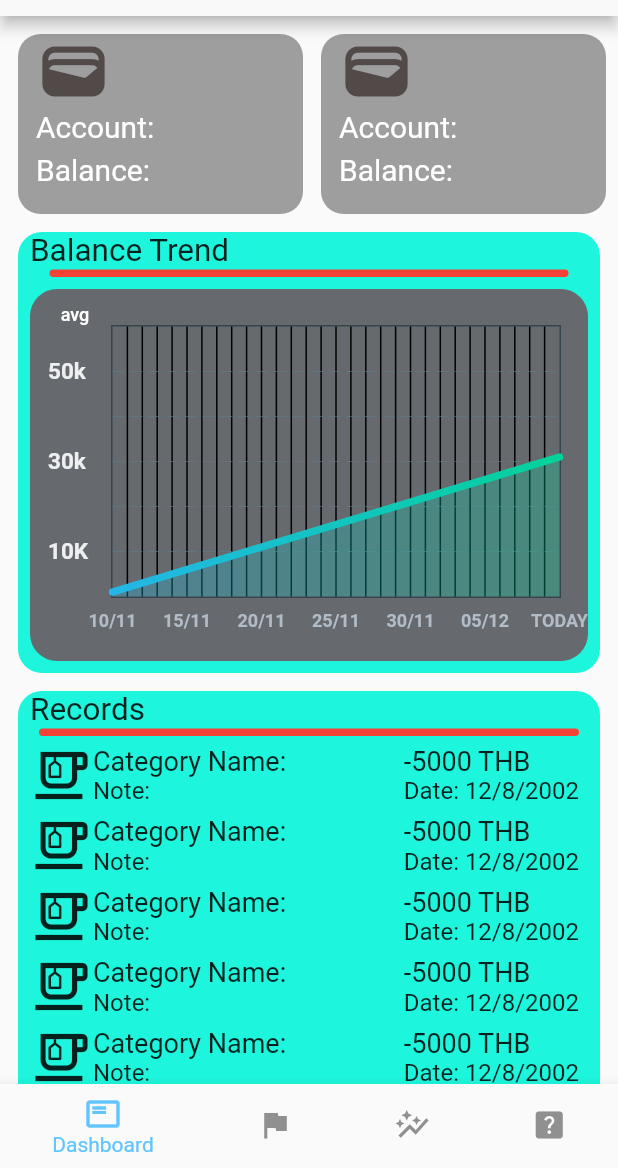
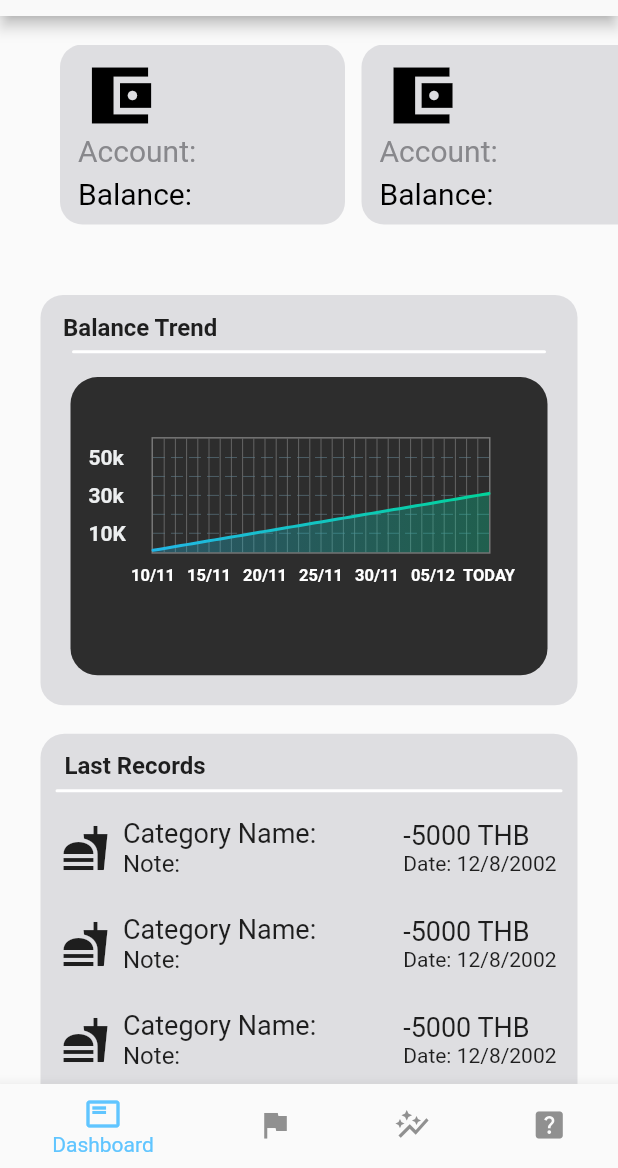
Before and after one commit to DisezZ/Avenique, a Flutter app: the screen it shows after launch, on a phone screen of 412 x 824 dp, the part 68-1236 px from its top. Run offline on Flutter 3.47's test engine with Material 2 defaults, Android fonts, the phone set to English and light mode, and no system bars; drawn by our look-alikes of fl_chart.

Commit message:
fixed UI dashboardPage

```diff
--- a/lib/dashboardPage.dart
+++ b/lib/dashboardPage.dart
@@ -26,17 +26,17 @@ class _dashboardPageState extends State<dashboardPage> {
     //   body: Text('test'),
     // );
     return ListView(
-      children: [
+      children: const [
         Padding(
-          padding: const EdgeInsets.only(top: 12),
+          padding: EdgeInsets.only(top: 19),
           child: AccountDashContainer(),
         ),
         Padding(
-          padding: const EdgeInsets.only(top: 12),
+          padding: EdgeInsets.only(top: 47),
           child: BalanceTrendContainer(),
         ),
         Padding(
-          padding: const EdgeInsets.only(top: 12),
+          padding: EdgeInsets.only(top: 19),
           child: RecordsContainer(),
         ),
       ],
--- a/lib/src/features/account/presentation/accountUi.dart
+++ b/lib/src/features/account/presentation/accountUi.dart
@@ -19,7 +19,7 @@ class _AccountDashboardState extends State<AccountDashboard> {
   Widget build(BuildContext context) {
     return Container(
         decoration: const BoxDecoration(
-            color: Colors.grey,
+            color: Color.fromARGB(255, 222, 222, 225),
             borderRadius: BorderRadius.all(Radius.circular(15))),
         height: 120,
         width: 190,
@@ -27,11 +27,11 @@ class _AccountDashboardState extends State<AccountDashboard> {
           crossAxisAlignment: CrossAxisAlignment.start,
           children: [
             Container(
-              padding: const EdgeInsets.only(left: 12),
+              padding: const EdgeInsets.only(left: 15, top: 9),
               child: const Icon(
-                Icons.wallet,
+                Icons.account_balance_wallet_sharp,
                 size: 50,
-                color: Color.fromARGB(255, 82, 73, 73),
+                color: Color.fromARGB(255, 0, 0, 0),
               ),
             ),
             const Padding(
@@ -39,7 +39,7 @@ class _AccountDashboardState extends State<AccountDashboard> {
               child: Text(
                 'Account:',
                 style: TextStyle(
-                  color: Colors.white,
+                  color: Color.fromARGB(255, 136, 136, 140),
                   fontSize: 20,
                 ),
               ),
@@ -49,7 +49,7 @@ class _AccountDashboardState extends State<AccountDashboard> {
               child: Text(
                 'Balance:',
                 style: TextStyle(
-                  color: Colors.white,
+                  color: Color.fromARGB(255, 0, 0, 0),
                   fontSize: 20,
                 ),
               ),
@@ -73,15 +73,15 @@ class _AccountDashContainerState extends State<AccountDashContainer> {
       scrollDirection: Axis.horizontal,
       child: Row(children: [
         Padding(
-          padding: EdgeInsets.only(left: 12),
+          padding: EdgeInsets.only(left: 40),
           child: AccountDashboard(),
         ),
         Padding(
-          padding: const EdgeInsets.only(left: 12),
+          padding: const EdgeInsets.only(left: 11),
           child: AccountDashboard(),
         ),
         Padding(
-          padding: const EdgeInsets.only(left: 12),
+          padding: const EdgeInsets.only(left: 11, right: 40),
           child: AccountDashboard(),
         ),
       ]),
--- a/lib/src/features/records/presentation/records.dart
+++ b/lib/src/features/records/presentation/records.dart
@@ -12,23 +12,28 @@ class _RecordsContainerState extends State<RecordsContainer> {
   Widget build(BuildContext context) {
     return Container(
       child: Padding(
-        padding: const EdgeInsets.only(left: 12.0, right: 12.0),
+        padding: const EdgeInsets.only(left: 27.0, right: 27.0),
         child: Container(
           decoration: BoxDecoration(
-              color: Color.fromARGB(255, 29, 246, 221),
+              color: Color.fromARGB(255, 222, 222, 225),
               borderRadius: BorderRadius.circular(16)),
           child:
               Column(crossAxisAlignment: CrossAxisAlignment.start, children: [
             const Padding(
-                padding: EdgeInsets.only(left: 8.0),
-                child: Text('Records', style: TextStyle(fontSize: 21))),
+              padding: EdgeInsets.only(left: 16.0, top: 12),
+              child: Text(
+                'Last Records',
+                style: TextStyle(fontSize: 16, fontWeight: FontWeight.bold),
+              ),
+            ),
             //DateTimeTest(),
             Padding(
-              padding: const EdgeInsets.only(left: 14, right: 14),
+              padding: const EdgeInsets.only(
+                  left: 10, right: 10, top: 6, bottom: 10),
               child: Container(
-                  height: 5,
+                  height: 2,
                   decoration: BoxDecoration(
-                      color: Colors.red,
+                      color: Colors.white,
                       borderRadius: BorderRadius.circular(8))),
             ),
             RecordsBox(),
@@ -55,27 +60,41 @@ class _RecordsBoxState extends State<RecordsBox> {
   @override
   Widget build(BuildContext context) {
     return Container(
-      padding: const EdgeInsets.only(top: 5.0),
+      padding: const EdgeInsets.only(top: 7.0, bottom: 17),
       child: Row(
         children: [
           Padding(
-            padding: const EdgeInsets.only(left: 8.0),
+            padding: const EdgeInsets.only(left: 14.0),
             child: Icon(
-              Icons.emoji_food_beverage_outlined,
-              size: 42,
+              Icons.fastfood_sharp,
+              size: 32,
             ),
           ),
           Container(
             child: Column(
               crossAxisAlignment: CrossAxisAlignment.start,
               children: [
-                  Text('Category Name:', style: TextStyle(fontSize: 18)),
-                  Text('Note:', style: TextStyle(fontSize: 16))
+                Padding(
+                  padding: const EdgeInsets.only(left: 9.0),
+                  child: Text(
+                    'Category Name:',
+                    style: TextStyle(fontSize: 18),
+                  ),
+                ),
+                Padding(
+                  padding: const EdgeInsets.only(left: 9.0),
+                  child: Text(
+                    'Note:',
+                    style: TextStyle(fontSize: 16),
+                  ),
+                )
               ],
             ),
             decoration: BoxDecoration(
-                  color: Color.fromARGB(255, 29, 246, 221),
-                  borderRadius: BorderRadius.circular(8))),
+              color: Color.fromARGB(255, 222, 222, 225),
+              borderRadius: BorderRadius.circular(8),
+            ),
+          ),
           const Spacer(),
           Padding(
             padding: const EdgeInsets.only(right: 14.0),
@@ -84,11 +103,11 @@ class _RecordsBoxState extends State<RecordsBox> {
                   crossAxisAlignment: CrossAxisAlignment.start,
                   children: [
                     Text('-5000 THB', style: TextStyle(fontSize: 18)),
-                    Text('Date: 12/8/2002', style: TextStyle(fontSize: 16))
+                    Text('Date: 12/8/2002', style: TextStyle(fontSize: 14))
                   ],
                 ),
                 decoration: BoxDecoration(
-                    color: Color.fromARGB(255, 29, 246, 221),
+                    color: Color.fromARGB(255, 222, 222, 225),
                     borderRadius: BorderRadius.circular(8))),
           ),
         ],
--- a/lib/src/features/stat/presentation/statUi.dart
+++ b/lib/src/features/stat/presentation/statUi.dart
@@ -78,27 +78,35 @@ class _BalanceTrendContainerState extends State<BalanceTrendContainer> {
   Widget build(BuildContext context) {
     return Container(
       child: Padding(
-        padding: const EdgeInsets.only(left: 12.0, right: 12.0),
+        padding: const EdgeInsets.only(left: 27.0, right: 27.0),
         child: Container(
           decoration: BoxDecoration(
-              color: Color.fromARGB(255, 29, 246, 221),
-              borderRadius: BorderRadius.circular(16)),
+              color: const Color.fromARGB(255, 222, 222, 225),
+              borderRadius: BorderRadius.circular(15)),
           child:
               Column(crossAxisAlignment: CrossAxisAlignment.start, children: [
             const Padding(
-                padding: EdgeInsets.only(left: 8.0),
-                child: Text('Balance Trend', style: TextStyle(fontSize: 21))),
+              padding: EdgeInsets.only(left: 15.0, top: 12.02),
+              child: Text(
+                'Balance Trend',
+                style: TextStyle(fontSize: 16, fontWeight: FontWeight.bold),
+              ),
+            ),
             //DateTimeTest(),
             Padding(
-              padding: const EdgeInsets.only(left: 21, right: 21),
+              padding: const EdgeInsets.only(
+                  left: 21, right: 21, top: 5.85, bottom: 5.85),
               child: Container(
-                  height: 5,
+                  height: 2,
                   decoration: BoxDecoration(
-                      color: Colors.red,
-                      borderRadius: BorderRadius.circular(8))),
+                      color: Colors.white,
+                      borderRadius: BorderRadius.circular(19))),
             ),
             const Padding(
-                padding: EdgeInsets.all(8.0), child: LineChartSample2())
+              padding:
+                  EdgeInsets.only(left: 20.0, right: 20, top: 10, bottom: 20),
+              child: LineChartSample2(),
+            )
           ]),
         ),
       ),
@@ -121,48 +129,28 @@ class _LineChartSample2State extends State<LineChartSample2> {
     const Color(0xff02d39a),
   ];
 
-  bool showAvg = false;
-
   @override
   Widget build(BuildContext context) {
     return Stack(
       children: <Widget>[
         AspectRatio(
-          aspectRatio: 1.50,
+          aspectRatio: 1.60,
           child: DecoratedBox(
             decoration: const BoxDecoration(
               borderRadius: BorderRadius.all(
                 Radius.circular(18),
               ),
-              color: Color.fromARGB(255, 102, 106, 110),
+              color: Color.fromARGB(255, 45, 45, 45),
             ),
             child: Padding(
               padding: const EdgeInsets.only(
-                right: 18,
+                right: 38,
                 left: 12,
-                top: 24,
-                bottom: 12,
+                top: 40,
+                bottom: 1,
               ),
               child: LineChart(
-                showAvg ? avgData() : mainData(),
-              ),
-            ),
-          ),
-        ),
-        SizedBox(
-          width: 60,
-          height: 34,
-          child: TextButton(
-            onPressed: () {
-              setState(() {
-                showAvg = !showAvg;
-              });
-            },
-            child: Text(
-              'avg',
-              style: TextStyle(
-                fontSize: 12,
-                color: showAvg ? Colors.white.withOpacity(0.5) : Colors.white,
+                mainData(),
               ),
             ),
           ),
@@ -179,9 +167,9 @@ class _LineChartSample2State extends State<LineChartSample2> {
     String caseDateTwenty = getDateMonth(10);
     String caseDateTwentyfive = getDateMonth(5);
     const style = TextStyle(
-      color: Color.fromARGB(255, 177, 188, 199),
+      color: Color.fromARGB(255, 255, 255, 255),
       fontWeight: FontWeight.bold,
-      fontSize: 12,
+      fontSize: 11,
     );
     Widget text;
     switch (value.toInt()) {
@@ -221,7 +209,7 @@ class _LineChartSample2State extends State<LineChartSample2> {
     const style = TextStyle(
       color: Color.fromARGB(255, 237, 239, 240),
       fontWeight: FontWeight.bold,
-      fontSize: 15,
+      fontSize: 14,
     );
     String text;
     switch (value.toInt()) {
@@ -258,8 +246,8 @@ class _LineChartSample2State extends State<LineChartSample2> {
         */
         getDrawingVerticalLine: (value) {
           return FlLine(
-            color: Color.fromARGB(255, 0, 0, 0),
-            strokeWidth: 1,
+            color: Color.fromARGB(255, 118, 118, 118),
+            strokeWidth: 0.5,
           );
         },
       ),
@@ -274,7 +262,7 @@ class _LineChartSample2State extends State<LineChartSample2> {
         bottomTitles: AxisTitles(
           sideTitles: SideTitles(
             showTitles: true,
-            reservedSize: 30,
+            reservedSize: 80,
             interval: 1,
             getTitlesWidget: bottomTitleWidgets,
           ),
@@ -290,7 +278,7 @@ class _LineChartSample2State extends State<LineChartSample2> {
       ),
       borderData: FlBorderData(
         show: true,
-        border: Border.all(color: const Color(0xff37434d)),
+        border: Border.all(color: Color.fromARGB(255, 118, 118, 118)),
       ),
       minX: 0,
       maxX: 30,
@@ -303,7 +291,7 @@ class _LineChartSample2State extends State<LineChartSample2> {
           gradient: LinearGradient(
             colors: gradientColors,
           ),
-          barWidth: 5,
+          barWidth: 2,
           isStrokeCapRound: true,
           dotData: FlDotData(
             show: false,
@@ -312,7 +300,9 @@ class _LineChartSample2State extends State<LineChartSample2> {
             show: true,
             gradient: LinearGradient(
               colors: gradientColors
-                  .map((color) => color.withOpacity(0.3))
+                  .map(
+                    (color) => color.withOpacity(0.3),
+                  )
                   .toList(),
             ),
           ),
@@ -320,103 +310,4 @@ class _LineChartSample2State extends State<LineChartSample2> {
       ],
     );
   }
-
-  LineChartData avgData() {
-    return LineChartData(
-      lineTouchData: LineTouchData(enabled: false),
-      gridData: FlGridData(
-        show: true,
-        drawHorizontalLine: true,
-        verticalInterval: 1,
-        horizontalInterval: 1,
-        getDrawingVerticalLine: (value) {
-          return FlLine(
-            color: const Color(0xff37434d),
-            strokeWidth: 1,
-          );
-        },
-        /*
-        getDrawingHorizontalLine: (value) {
-          return FlLine(
-            color: const Color(0xff37434d),
-            strokeWidth: 1,
-          );
-        },
-        */
-      ),
-      titlesData: FlTitlesData(
-        show: true,
-        bottomTitles: AxisTitles(
-          sideTitles: SideTitles(
-            showTitles: true,
-            reservedSize: 30,
-            getTitlesWidget: bottomTitleWidgets,
-            interval: 1,
-          ),
-        ),
-        leftTitles: AxisTitles(
-          sideTitles: SideTitles(
-            showTitles: true,
-            getTitlesWidget: leftTitleWidgets,
-            reservedSize: 42,
-            interval: 1,
-          ),
-        ),
-        topTitles: AxisTitles(
-          sideTitles: SideTitles(showTitles: false),
-        ),
-        rightTitles: AxisTitles(
-          sideTitles: SideTitles(showTitles: false),
-        ),
-      ),
-      borderData: FlBorderData(
-        show: true,
-        border: Border.all(color: const Color(0xff37434d)),
-      ),
-      minX: 0,
-      maxX: 11,
-      minY: 0,
-      maxY: 6,
-      lineBarsData: [
-        LineChartBarData(
-          spots: const [
-            FlSpot(0, 3.44),
-            FlSpot(2.6, 3.44),
-            FlSpot(4.9, 3.44),
-            FlSpot(6.8, 3.44),
-            FlSpot(8, 3.44),
-            FlSpot(9.5, 3.44),
-            FlSpot(11, 3.44),
-          ],
-          isCurved: true,
-          gradient: LinearGradient(
-            colors: [
-              ColorTween(begin: gradientColors[0], end: gradientColors[1])
-                  .lerp(0.2)!,
-              ColorTween(begin: gradientColors[0], end: gradientColors[1])
-                  .lerp(0.2)!,
-            ],
-          ),
-          barWidth: 5,
-          isStrokeCapRound: true,
-          dotData: FlDotData(
-            show: false,
-          ),
-          belowBarData: BarAreaData(
-            show: true,
-            gradient: LinearGradient(
-              colors: [
-                ColorTween(begin: gradientColors[0], end: gradientColors[1])
-                    .lerp(0.2)!
-                    .withOpacity(0.1),
-                ColorTween(begin: gradientColors[0], end: gradientColors[1])
-                    .lerp(0.2)!
-                    .withOpacity(0.1),
-              ],
-            ),
-          ),
-        ),
-      ],
-    );
-  }
 }
```
Lines whose indentation alone changed are shown as unchanged.
